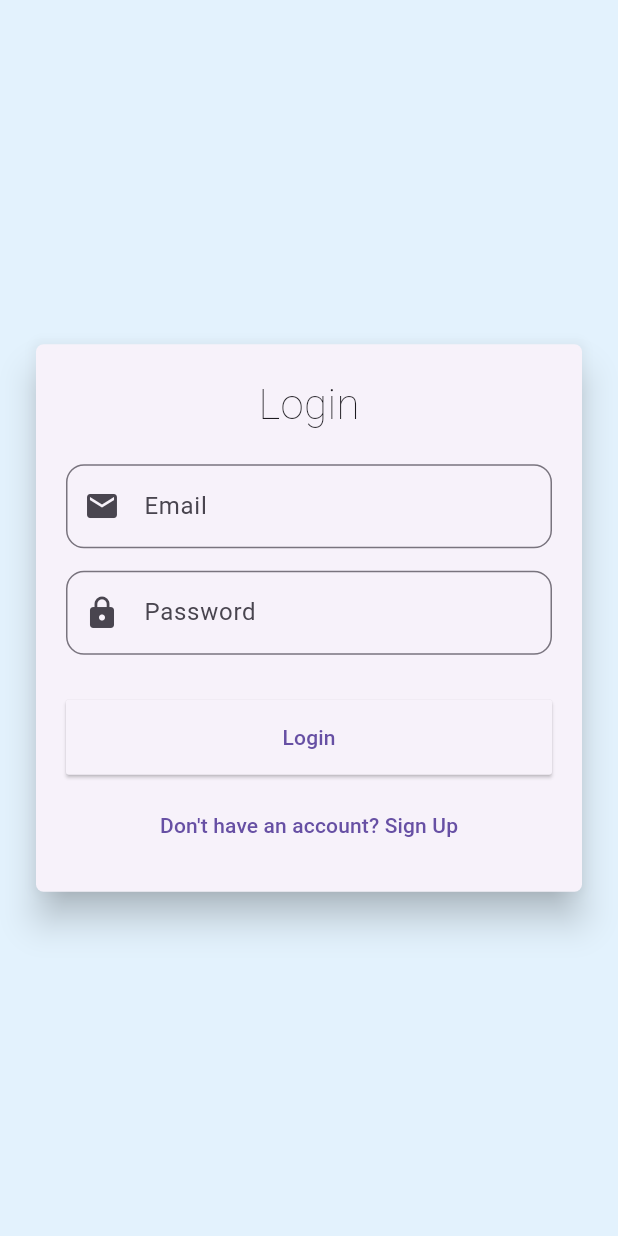
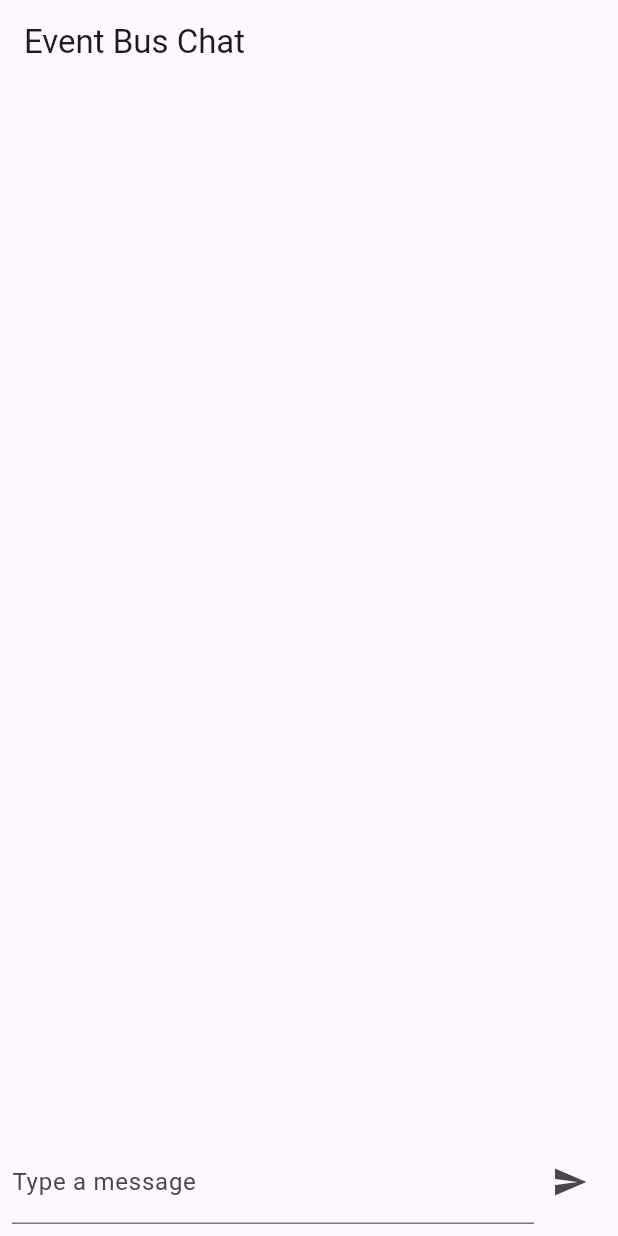
Before and after one commit to manjeetsinghgoyal/flutter_sample, a Flutter app: the screen it shows after launch, on a phone screen of 412 x 824 dp. Run offline on Flutter 3.47's test engine with Material 3 defaults, Android fonts, the phone set to English and light mode, and no system bars; our stand-ins replace event_bus, yaml.

Commit message:
added event bus logic

```diff
--- /dev/null
+++ b/assets/config.yaml
@@ -0,0 +1,2 @@
+debug: true
+max_messages: 50
--- /dev/null
+++ b/config.yaml
@@ -0,0 +1,2 @@
+debug: true
+max_messages: 50
--- /dev/null
+++ b/lib/controllers/chat_controller.dart
@@ -0,0 +1,10 @@
+import '../event_bus.dart';
+import '../events.dart';
+
+class ChatController {
+  void sendMessage(String message) {
+    if (message.isNotEmpty) {
+      eventBus.fire(NewMessageEvent(message));
+    }
+  }
+}
--- /dev/null
+++ b/lib/event_bus.dart
@@ -0,0 +1,3 @@
+import 'package:event_bus/event_bus.dart';
+
+EventBus eventBus = EventBus();
--- /dev/null
+++ b/lib/events.dart
@@ -0,0 +1,4 @@
+class NewMessageEvent {
+  final String message;
+  NewMessageEvent(this.message);
+}
--- a/lib/main.dart
+++ b/lib/main.dart
@@ -1,20 +1,24 @@
 import 'package:flutter/material.dart';
-import 'routes.dart';
+import 'package:flutter/services.dart' show rootBundle;
+import 'package:flutter_event_bus_chat/screens/chat_screen.dart';
+import 'package:yaml/yaml.dart';
 
-void main() {
-  runApp(MyApp());
+void main() async {
+  WidgetsFlutterBinding.ensureInitialized();
+
+  final configString = await rootBundle.loadString('assets/config.yaml');
+  final config = loadYaml(configString);
+  print('Config loaded: $config');
+
+  runApp(ChatApp());
 }
 
-class MyApp extends StatelessWidget {
+class ChatApp extends StatelessWidget {
   @override
   Widget build(BuildContext context) {
     return MaterialApp(
-      title: 'Flutter Navigator Demo',
-      theme: ThemeData(primarySwatch: Colors.blue),
-      initialRoute: Routes.login,
-      onGenerateRoute: Routes.generateRoute,
+      title: 'Event Bus Chat Demo',
+      home: ChatScreen(),
     );
   }
 }
-// first time user enter in app they splash -->onboarding--> login --> home /Register
-// first time user logged splash --> is uer logged in then redirect to home screen else redirect to login screen
--- a/lib/routes.dart
+++ /dev/null
@@ -1,31 +0,0 @@
-import 'package:flutter/material.dart';
-import 'screens/login_screen.dart';
-import 'screens/signup_screen.dart';
-import 'screens/home_screen.dart';
-import 'screens/customer_view.dart';
-
-class Routes {
-  static const String login = '/login';
-  static const String signup = '/signup';
-  static const String home = '/home';
-  static const String detail = '/detail';
-
-  static Route<dynamic> generateRoute(RouteSettings settings) {
-    switch (settings.name) {
-      case login:
-        return MaterialPageRoute(builder: (_) => LoginScreen());
-      case signup:
-        return MaterialPageRoute(builder: (_) => SignupScreen());
-      case home:
-        return MaterialPageRoute(builder: (_) => HomeScreen());
-      case detail:
-        return MaterialPageRoute(builder: (_) => CustomerView());
-      default:
-        return MaterialPageRoute(
-          builder: (_) => Scaffold(
-            body: Center(child: Text("No route defined for ${settings.name}")),
-          ),
-        );
-    }
-  }
-}
--- /dev/null
+++ b/lib/screens/chat_screen.dart
@@ -0,0 +1,52 @@
+import 'package:flutter/material.dart';
+import '../event_bus.dart';
+import '../events.dart';
+import '../widgets/message_input.dart';
+import '../controllers/chat_controller.dart';
+
+class ChatScreen extends StatefulWidget {
+  @override
+  _ChatScreenState createState() => _ChatScreenState();
+}
+
+class _ChatScreenState extends State<ChatScreen> {
+  final List<String> messages = [];
+  late final _subscription;
+  final ChatController _controller = ChatController();
+
+  @override
+  void initState() {
+    super.initState();
+    _subscription = eventBus.on<NewMessageEvent>().listen((event) {
+      setState(() {
+        messages.add(event.message);
+      });
+    });
+  }
+
+  @override
+  void dispose() {
+    _subscription.cancel();
+    super.dispose();
+  }
+
+  @override
+  Widget build(BuildContext context) {
+    return Scaffold(
+      appBar: AppBar(title: Text('Event Bus Chat')),
+      body: Column(
+        children: [
+          Expanded(
+            child: ListView.builder(
+              itemCount: messages.length,
+              itemBuilder: (context, index) => ListTile(
+                title: Text(messages[index]),
+              ),
+            ),
+          ),
+          MessageInput(controller: _controller),
+        ],
+      ),
+    );
+  }
+}
--- a/lib/screens/login_screen.dart
+++ /dev/null
@@ -1,104 +0,0 @@
-import 'package:flutter/material.dart';
-import '../routes.dart';
-
-class LoginScreen extends StatelessWidget {
-  final _formKey = GlobalKey<FormState>();
-
-  @override
-  Widget build(BuildContext context) {
-    return Scaffold(
-      backgroundColor: Colors.blue.shade50,
-      body: Center(
-        child: SingleChildScrollView(
-          padding: EdgeInsets.all(20),
-          child: Card(
-            elevation: 10,
-            shape: RoundedRectangleBorder(borderRadius: BorderRadius.circular(5)),
-            child: Padding(
-              padding: EdgeInsets.all(20),
-              child: Form(
-                key: _formKey,
-                child: Column(
-                  mainAxisSize: MainAxisSize.min,
-                  children: [
-                    Text("Login",
-                        style: TextStyle(fontSize: 28, fontWeight: FontWeight.w100)),
-                    SizedBox(height: 20),
-
-                    // Email Field
-                    TextFormField(
-                      decoration: InputDecoration(
-                        labelText: "Email",
-                        prefixIcon: Icon(Icons.email),
-                        border: OutlineInputBorder(
-                            borderRadius: BorderRadius.circular(12)),
-                      ),
-                      validator: (value) {
-                        if (value == null || value.isEmpty) {
-                          return "Email is required";
-                        }
-                        // Simple email regex
-                        final emailRegex = RegExp(r'^[^@]+@[^@]+\.[^@]+');
-                        if (!emailRegex.hasMatch(value)) {
-                          return "Enter a valid email address";
-                        }
-                        return null;
-                      },
-                    ),
-                    SizedBox(height: 15),
-
-                    // Password Field
-                    TextFormField(
-                      obscureText: true,
-                      decoration: InputDecoration(
-                        labelText: "Password",
-                        prefixIcon: Icon(Icons.lock),
-                        border: OutlineInputBorder(
-                            borderRadius: BorderRadius.circular(12)),
-                      ),
-                      validator: (value) {
-                        if (value == null || value.isEmpty) {
-                          return "Password is required";
-                        }
-                        if (value.length < 6) {
-                          return "Password must be at least 6 characters";
-                        }
-                        return null;
-                      },
-                    ),
-                    SizedBox(height: 30),
-
-                    // Login Button
-                    ElevatedButton(
-                      style: ElevatedButton.styleFrom(
-                        minimumSize: Size(double.infinity, 50),
-                        shape: RoundedRectangleBorder(
-                            borderRadius: BorderRadius.circular(2)),
-                      ),
-                      child: Text("Login"),
-                      onPressed: () {
-                        if (_formKey.currentState!.validate()) {
-                          // Form is valid → proceed
-                          Navigator.pushReplacementNamed(context, Routes.home);
-                        }
-                      },
-                    ),
-                    SizedBox(height: 10),
-
-                    // Signup Button
-                    TextButton(
-                      child: Text("Don't have an account? Sign Up"),
-                      onPressed: () {
-                        Navigator.pushNamed(context, Routes.signup);
-                      },
-                    ),
-                  ],
-                ),
-              ),
-            ),
-          ),
-        ),
-      ),
-    );
-  }
-}
--- /dev/null
+++ b/lib/widgets/message_input.dart
@@ -0,0 +1,37 @@
+import 'package:flutter/material.dart';
+import '../controllers/chat_controller.dart';
+
+class MessageInput extends StatefulWidget {
+  final ChatController controller;
+  MessageInput({required this.controller});
+
+  @override
+  _MessageInputState createState() => _MessageInputState();
+}
+
+class _MessageInputState extends State<MessageInput> {
+  final TextEditingController _controller = TextEditingController();
+
+  void _send() {
+    widget.controller.sendMessage(_controller.text);
+    _controller.clear();
+  }
+
+  @override
+  Widget build(BuildContext context) {
+    return Padding(
+      padding: EdgeInsets.all(8.0),
+      child: Row(
+        children: [
+          Expanded(
+            child: TextField(
+              controller: _controller,
+              decoration: InputDecoration(labelText: 'Type a message'),
+            ),
+          ),
+          IconButton(icon: Icon(Icons.send), onPressed: _send),
+        ],
+      ),
+    );
+  }
+}
```
Also changed, not shown: lib/practise.dart (deleted, +0 -20 lines), lib/screens/home_screen.dart (deleted, +0 -40 lines), lib/screens/signup_screen.dart (deleted, +0 -129 lines), pubspec.yaml (+6 -84 lines), pubspec.lock, 1 other file.
